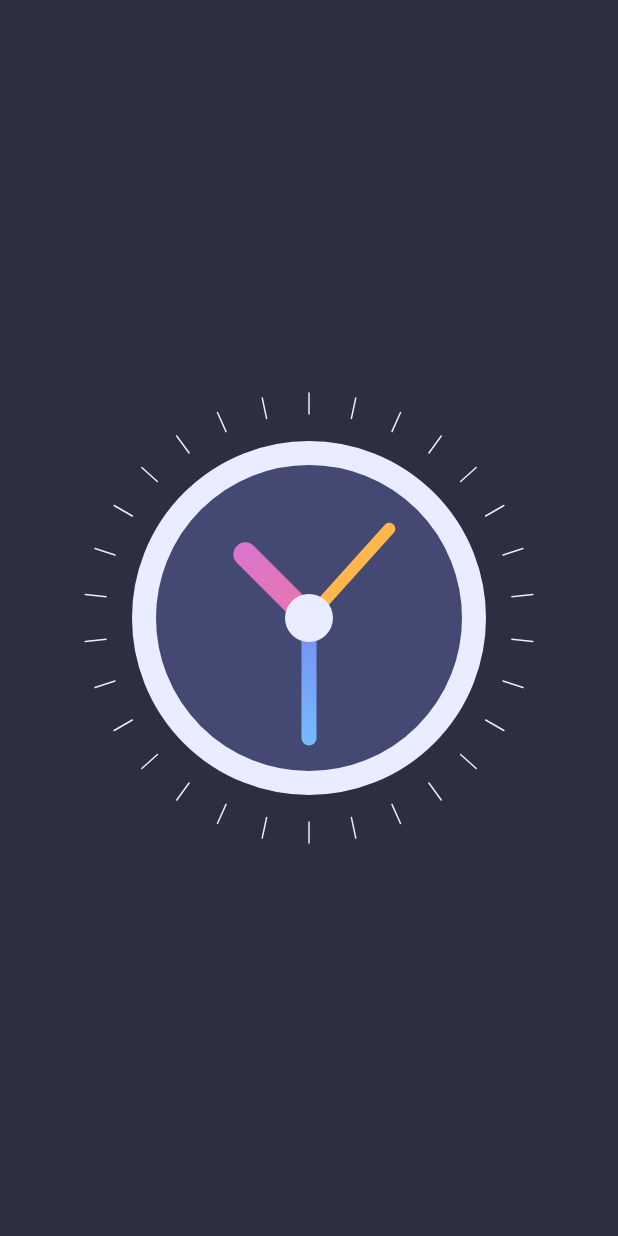
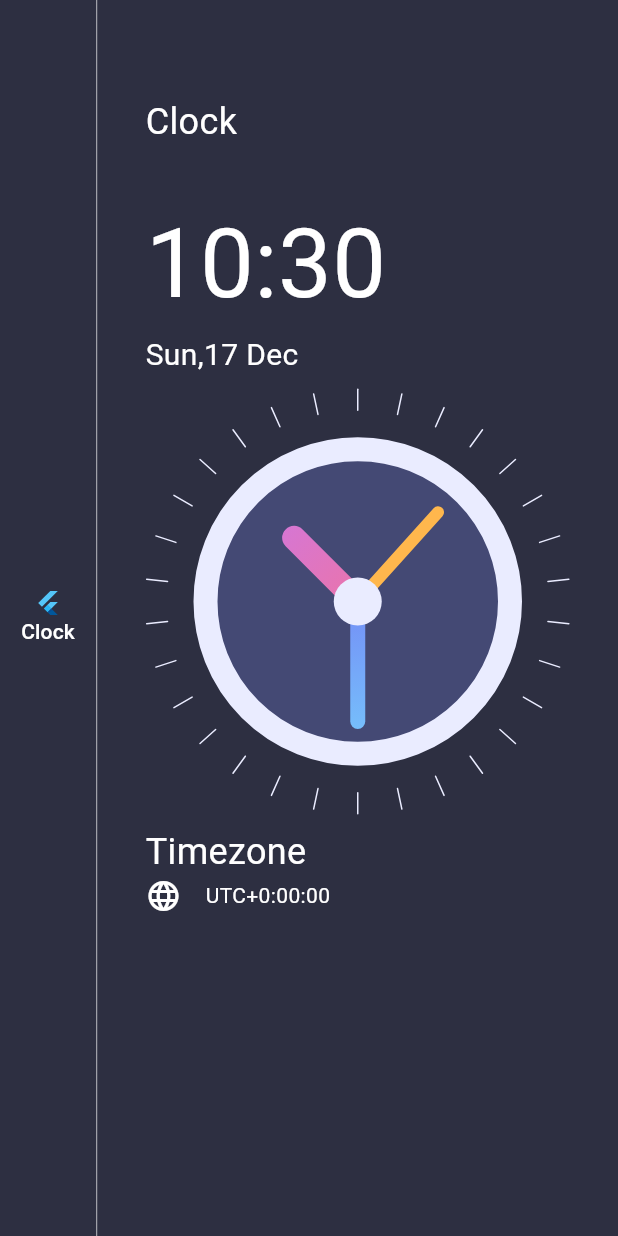
Before and after one commit to purbashis/clock_app_flutter, a Flutter app: the screen it shows after launch, on a phone screen of 412 x 824 dp. Run offline on Flutter 3.47's test engine with Material 3 defaults, Android fonts, the phone set to English and light mode, and no system bars.

Commit message:
base design for clock app

```diff
--- a/lib/screeens/homepage.dart
+++ b/lib/screeens/homepage.dart
@@ -1,5 +1,6 @@
 import 'package:clock_app/screeens/clock_view.dart';
 import 'package:flutter/material.dart';
+import 'package:intl/intl.dart';
 
 class Homepage extends StatefulWidget {
   const Homepage({super.key});
@@ -11,13 +12,86 @@ class Homepage extends StatefulWidget {
 class _HomepageState extends State<Homepage> {
   @override
   Widget build(BuildContext context) {
+    var now = DateTime.now();
+    var formattedTime = DateFormat('HH:mm').format(now);
+    var formattedDate = DateFormat('EEE,d MMM').format(now);
+    var timezoneString = now.timeZoneOffset.toString().split('.').first;
+    var offsetSign = '';
+    if (!timezoneString.startsWith('-')) offsetSign = '+';
+    print(timezoneString);
     return Scaffold(
-
-
-      body: Container(
-        alignment: Alignment.center,
-        color: Color(0xFF2D2F41),
-        child: ClockView() ,
+      body: Scaffold(
+        backgroundColor: const Color(0xFF2D2F41),
+        body: Row(
+          children: [
+            Column(
+              mainAxisAlignment: MainAxisAlignment.center,
+              children: [
+                TextButton(
+                  onPressed: () {},
+                  child: const Column(
+                    children: [
+                      FlutterLogo(),
+                      Text(
+                        'Clock',
+                        style: TextStyle(color: Colors.white, fontSize: 14),
+                      )
+                    ],
+                  ),
+                )
+              ],
+            ),
+            const VerticalDivider(
+              color: Colors.white54,
+              width: 1,
+            ),
+            Expanded(
+              child: Container(
+                padding:
+                    const EdgeInsets.symmetric(horizontal: 32, vertical: 64),
+                alignment: Alignment.center,
+                color: const Color(0xFF2D2F41),
+                child: Column(
+                  crossAxisAlignment: CrossAxisAlignment.start,
+                  children: [
+                    const Text(
+                      'Clock',
+                      style: TextStyle(color: Colors.white, fontSize: 24),
+                    ),
+                    const SizedBox(height: 32),
+                    Text(
+                      formattedTime,
+                      style: const TextStyle(color: Colors.white, fontSize: 64),
+                    ),
+                    Text(
+                      formattedDate,
+                      style: const TextStyle(color: Colors.white, fontSize: 20),
+                    ),
+                    const ClockView(),
+                    const Text(
+                      'Timezone',
+                      style: TextStyle(color: Colors.white, fontSize: 24),
+                    ),
+                    Row(
+                      children: [
+                        const Icon(
+                          Icons.language,
+                          color: Colors.white,
+                        ),
+                        const SizedBox(width: 16),
+                        Text(
+                          'UTC$offsetSign$timezoneString',
+                          style: const TextStyle(
+                              color: Colors.white, fontSize: 14),
+                        ),
+                      ],
+                    )
+                  ],
+                ),
+              ),
+            ),
+          ],
+        ),
       ),
     );
   }
--- a/pubspec.yaml
+++ b/pubspec.yaml
@@ -35,6 +35,7 @@ dependencies:
   # The following adds the Cupertino Icons font to your application.
   # Use with the CupertinoIcons class for iOS style icons.
   cupertino_icons: ^1.0.2
+  intl: ^0.19.0
 
 dev_dependencies:
   flutter_test:
```
Also changed, not shown: pubspec.lock.
